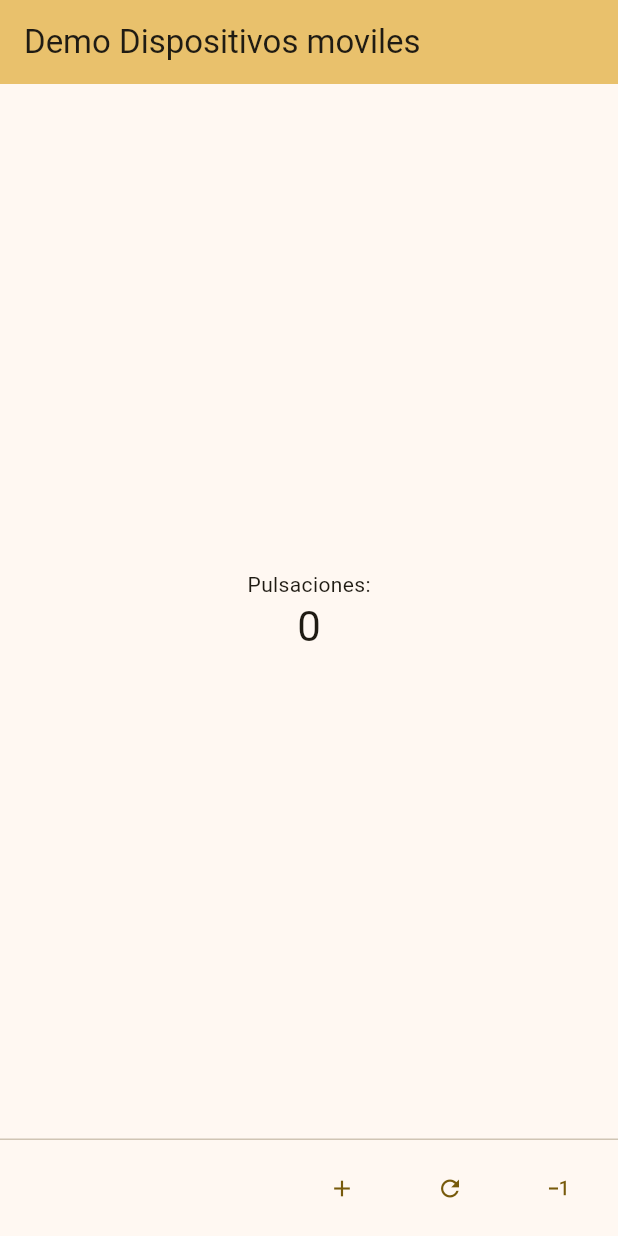
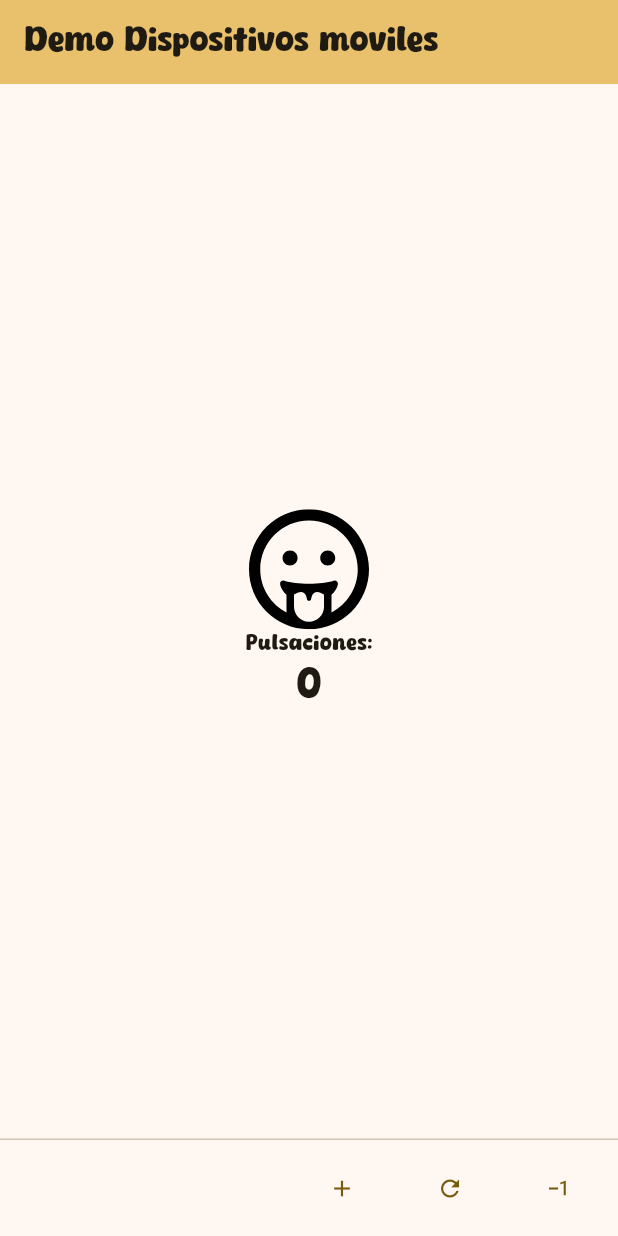
Before and after one commit to PatoJZ/3479A321_2022479007, a Flutter app: the screen it shows after launch, on a phone screen of 412 x 824 dp. Run offline on Flutter 3.47's test engine with Material 3 defaults, Android fonts, the phone set to English and light mode, and no system bars; our stand-ins replace flutter_svg, logger.

Commit message:
29_09 / 10:44

```diff
--- a/lib/main.dart
+++ b/lib/main.dart
@@ -1,4 +1,6 @@
 import 'package:flutter/material.dart';
+import 'package:flutter_svg/flutter_svg.dart';
+import 'package:logger/logger.dart';
 
 void main() {
   runApp(const MyApp());
@@ -28,6 +30,7 @@ class MyApp extends StatelessWidget {
         //
         // This works for code too, not just values: Most code changes can be
         // tested with just a hot reload.
+        fontFamily: "Lonely",
         colorScheme: ColorScheme.fromSeed(seedColor: Colors.amber),
         useMaterial3: true,
       ),
@@ -73,14 +76,19 @@ class _MyHomePageState extends State<MyHomePage> {
       _counter = 0;
     });
   }
+
   void _subtractCounter() {
-  setState(() {
-    _counter--;
-  });
-}
+    setState(() {
+      _counter--;
+    });
+  }
 
   @override
   Widget build(BuildContext context) {
+    var logger = Logger();
+
+    logger.d("Logger is working!");
+    String svg = "assets/icons/8664845_face_grin_tongue_icon.svg";
     // This method is rerun every time setState is called, for instance as done
     // by the _incrementCounter method above.
     //
@@ -116,6 +124,7 @@ class _MyHomePageState extends State<MyHomePage> {
           // wireframe for each widget.
           mainAxisAlignment: MainAxisAlignment.center,
           children: <Widget>[
+            SvgPicture.asset(svg, semanticsLabel: 'Acme Logo', width: 80),
             const Text(
               'Pulsaciones:',
             ),
@@ -127,15 +136,9 @@ class _MyHomePageState extends State<MyHomePage> {
         ),
       ),
       persistentFooterButtons: <Widget>[
+        TextButton(onPressed: _incrementCounter, child: const Icon(Icons.add)),
+        TextButton(onPressed: _resetCounter, child: const Icon(Icons.refresh)),
         TextButton(
-          onPressed: _incrementCounter,
-          child: const Icon(Icons.add)
-        ),
-        TextButton(
-          onPressed: _resetCounter,
-          child: const Icon(Icons.refresh)
-        ),
-         TextButton(
           onPressed: _subtractCounter,
           child: const Icon(Icons.exposure_minus_1),
         )
```
Also changed, not shown: pubspec.yaml (+10 -15 lines), assets/fonts/LonelyCake.ttf (added), assets/icons/8664845_face_grin_tongue_icon.svg (added), pubspec.lock.
